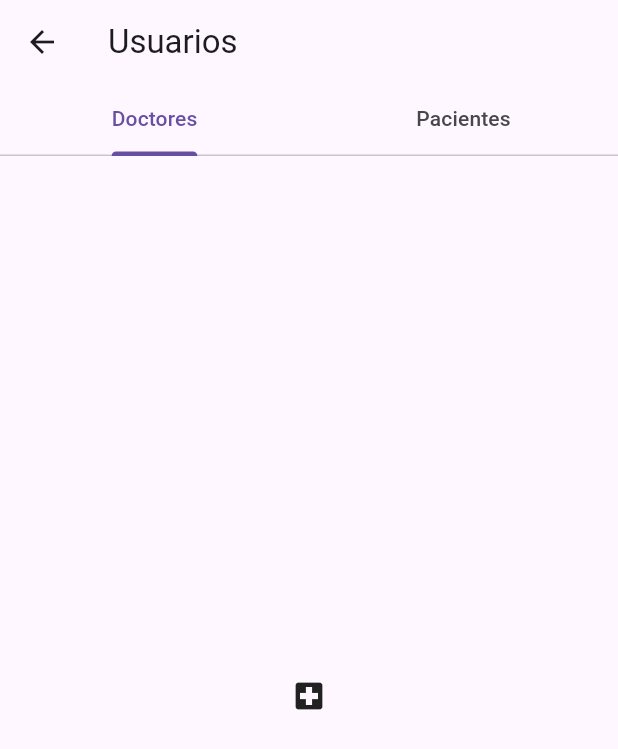
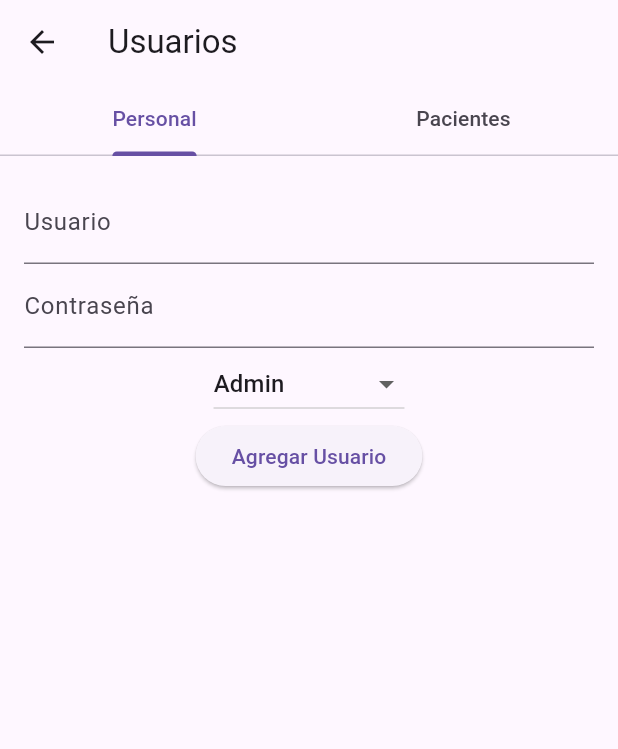
Before and after one commit to BernysCS/cm_dayenu, a Flutter app: the PantallaUsuarios screen opened directly, on a phone screen of 412 x 824 dp. Shown: the top 749 px of the screen. Run offline on Flutter 3.47's test engine with Material 3 defaults, Android fonts, the phone set to English and light mode, and no system bars; our stand-ins replace cloud_firestore, firebase_core; accounts and stored records are empty.

Commit message:
agregar funcionalidad de inicio de sesion

```diff
--- a/lib/controller/firestore.dart
+++ b/lib/controller/firestore.dart
@@ -68,4 +68,8 @@ class FirestoreService {
 
     return query.docs.isNotEmpty;
   }
+
+ //-----------------------------------------------------------------------
+ //Autenticación
+
 }
--- a/lib/main.dart
+++ b/lib/main.dart
@@ -1,5 +1,5 @@
 import 'package:cm_dayenu/firebase_options.dart';
-import 'package:cm_dayenu/view/navegacion.dart';
+import 'package:cm_dayenu/view/pantallas/login/login.dart';
 import 'package:firebase_core/firebase_core.dart';
 import 'package:flutter/material.dart';
 
@@ -16,7 +16,7 @@ class MainApp extends StatelessWidget {
   Widget build(BuildContext context) {
     return MaterialApp(
       debugShowCheckedModeBanner: false,
-      home: Scaffold(body: Navegacion()),
+      home: const PantallaLogin(),
     );
   }
 }
--- a/lib/view/pantallas/usuarios/usuarios.dart
+++ b/lib/view/pantallas/usuarios/usuarios.dart
@@ -1,4 +1,5 @@
 import 'package:flutter/material.dart';
+import 'package:cloud_firestore/cloud_firestore.dart';
 
 class PantallaUsuarios extends StatefulWidget {
   const PantallaUsuarios({super.key});
@@ -8,24 +9,81 @@ class PantallaUsuarios extends StatefulWidget {
 }
 
 class _PantallaUsuariosState extends State<PantallaUsuarios> {
+  final TextEditingController _usuarioController = TextEditingController();
+  final TextEditingController _contrasenaController = TextEditingController();
+  String _rolSeleccionado = 'admin';
+
+  Future<void> agregarUsuario() async {
+    String usuario = _usuarioController.text.trim();
+    String contrasena = _contrasenaController.text.trim();
+
+    if (usuario.isNotEmpty && contrasena.isNotEmpty) {
+      await FirebaseFirestore.instance.collection('usuarios').add({
+        'usuario': usuario,
+        'contrasena': contrasena,
+        'rol': _rolSeleccionado,
+      });
+
+      ScaffoldMessenger.of(context).showSnackBar(
+        const SnackBar(content: Text('Usuario agregado correctamente')),
+      );
+
+      _usuarioController.clear();
+      _contrasenaController.clear();
+      setState(() => _rolSeleccionado = 'admin');
+    }
+  }
+
   @override
   Widget build(BuildContext context) {
     return DefaultTabController(
-      length: 2, // Número de pestañas
+      length: 2,
       child: Scaffold(
         appBar: AppBar(
           title: const Text('Usuarios'),
           bottom: const TabBar(
             tabs: [
-              Tab(text: 'Doctores'),
+              Tab(text: 'Personal'),
               Tab(text: 'Pacientes'),
             ],
           ),
         ),
-        body: const TabBarView(
+        body: TabBarView(
           children: [
-            Icon(Icons.local_hospital),
-            Icon(Icons.supervised_user_circle_sharp),
+            Padding(
+              padding: const EdgeInsets.all(16.0),
+              child: Column(
+                children: [
+                  TextField(
+                    controller: _usuarioController,
+                    decoration: const InputDecoration(labelText: 'Usuario'),
+                  ),
+                  TextField(
+                    controller: _contrasenaController,
+                    decoration: const InputDecoration(labelText: 'Contraseña'),
+                    obscureText: true,
+                  ),
+                  DropdownButton<String>(
+                    value: _rolSeleccionado,
+                    onChanged: (String? nuevoValor) {
+                      setState(() {
+                        _rolSeleccionado = nuevoValor!;
+                      });
+                    },
+                    items: const [
+                      DropdownMenuItem(value: 'admin', child: Text('Admin')),
+                      DropdownMenuItem(value: 'doctor', child: Text('Doctor')),
+                      DropdownMenuItem(value: 'recepcionista', child: Text('Recepcionista')),
+                    ],
+                  ),
+                  ElevatedButton(
+                    onPressed: agregarUsuario,
+                    child: const Text('Agregar Usuario'),
+                  ),
+                ],
+              ),
+            ),
+            const Center(child: Icon(Icons.supervised_user_circle_sharp)),
           ],
         ),
       ),
```
Also changed, not shown: lib/view/navegacion.dart (+5 -11 lines), lib/view/pantallas/login/login.dart (added, +93 -0 lines).
